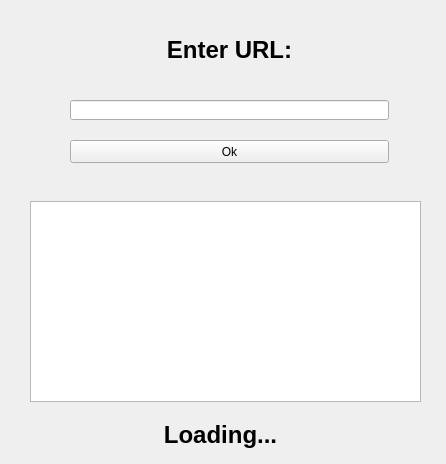
The window that ui/url_ui.ui (cra9had/task) describes before a commit, drawn with Qt 5.
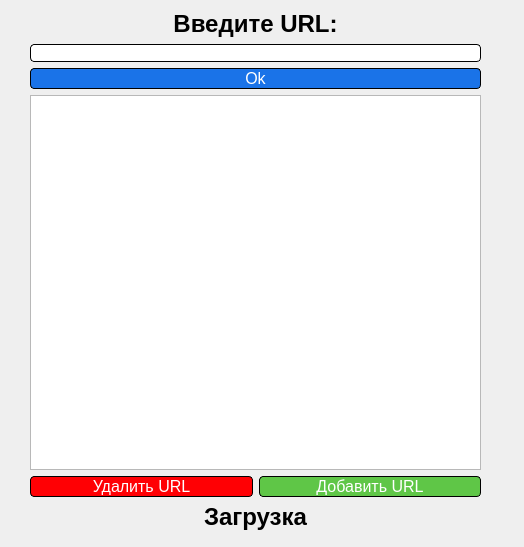
The same window after the commit.

What changed in the file:
```diff
--- a/ui/url_ui.ui
+++ b/ui/url_ui.ui
@@ -6,78 +6,151 @@
    <rect>
     <x>0</x>
     <y>0</y>
-    <width>446</width>
-    <height>464</height>
+    <width>524</width>
+    <height>547</height>
    </rect>
   </property>
+  <property name="font">
+   <font>
+    <pointsize>9</pointsize>
+   </font>
+  </property>
   <property name="windowTitle">
    <string>MainWindow</string>
   </property>
   <widget class="QWidget" name="centralwidget">
-   <widget class="QLineEdit" name="url_input">
-    <property name="geometry">
-     <rect>
-      <x>70</x>
-      <y>100</y>
-      <width>319</width>
-      <height>20</height>
-     </rect>
-    </property>
-   </widget>
-   <widget class="QPushButton" name="ok_btn">
-    <property name="geometry">
-     <rect>
-      <x>70</x>
-      <y>140</y>
-      <width>319</width>
-      <height>23</height>
-     </rect>
-    </property>
-    <property name="text">
-     <string>Ok</string>
-    </property>
-   </widget>
-   <widget class="QLabel" name="label">
-    <property name="geometry">
-     <rect>
-      <x>70</x>
-      <y>10</y>
-      <width>319</width>
-      <height>81</height>
-     </rect>
-    </property>
-    <property name="text">
-     <string>&lt;html&gt;&lt;head/&gt;&lt;body&gt;&lt;p&gt;&lt;span style=&quot; font-size:xx-large; font-weight:600;&quot;&gt;Enter URL:&lt;/span&gt;&lt;/p&gt;&lt;/body&gt;&lt;/html&gt;</string>
-    </property>
-    <property name="alignment">
-     <set>Qt::AlignCenter</set>
-    </property>
-   </widget>
-   <widget class="QListWidget" name="last_urls">
+   <widget class="QWidget" name="verticalLayoutWidget">
     <property name="geometry">
      <rect>
       <x>30</x>
-      <y>201</y>
-      <width>391</width>
-      <height>201</height>
+      <y>10</y>
+      <width>451</width>
+      <height>521</height>
      </rect>
     </property>
-   </widget>
-   <widget class="QLabel" name="loading_label">
-    <property name="geometry">
-     <rect>
-      <x>70</x>
-      <y>420</y>
-      <width>301</width>
-      <height>31</height>
-     </rect>
-    </property>
-    <property name="text">
-     <string>&lt;h1&gt;Loading...&lt;/h1&gt;</string>
-    </property>
-    <property name="alignment">
-     <set>Qt::AlignCenter</set>
-    </property>
+    <layout class="QVBoxLayout" name="verticalLayout">
+     <item>
+      <widget class="QLabel" name="label">
+       <property name="text">
+        <string>&lt;html&gt;&lt;head/&gt;&lt;body&gt;&lt;p&gt;&lt;span style=&quot; font-size:xx-large; font-weight:600;&quot;&gt;Введите URL:&lt;/span&gt;&lt;/p&gt;&lt;/body&gt;&lt;/html&gt;</string>
+       </property>
+       <property name="alignment">
+        <set>Qt::AlignCenter</set>
+       </property>
+      </widget>
+     </item>
+     <item>
+      <widget class="QLineEdit" name="url_input">
+       <property name="styleSheet">
+        <string notr="true">border-style: outset;
+border-radius: 4px;
+border: 1px solid black;</string>
+       </property>
+      </widget>
+     </item>
+     <item>
+      <widget class="QPushButton" name="ok_btn">
+       <property name="font">
+        <font>
+         <family>Tahoma</family>
+         <pointsize>12</pointsize>
+        </font>
+       </property>
+       <property name="styleSheet">
+        <string notr="true">QPushButton {
+	background-color: rgb(26,115,232);
+	color: white;
+	border-style: solid;
+	border-radius: 4px;
+	border: 1px solid black;
+}
+
+QPushButton:hover {
+	background-color: rgb(27,102,201);
+}</string>
+       </property>
+       <property name="text">
+        <string>Ok</string>
+       </property>
+      </widget>
+     </item>
+     <item>
+      <widget class="QListWidget" name="last_urls"/>
+     </item>
+     <item>
+      <layout class="QHBoxLayout" name="horizontalLayout">
+       <item>
+        <widget class="QPushButton" name="pushButton">
+         <property name="font">
+          <font>
+           <family>Tahoma</family>
+           <pointsize>12</pointsize>
+           <weight>50</weight>
+           <italic>false</italic>
+           <bold>false</bold>
+          </font>
+         </property>
+         <property name="styleSheet">
+          <string notr="true">QPushButton {
+	background-color: rgb(255, 0, 4);
+	color: white;
+	border-style: solid;
+	border-radius: 4px;
+	border: 1px solid black;
+}
+
+
+QPushButton:hover {
+	background-color: rgb(170, 0, 2);
+}</string>
+         </property>
+         <property name="text">
+          <string>Удалить URL</string>
+         </property>
+        </widget>
+       </item>
+       <item>
+        <widget class="QPushButton" name="pushButton_3">
+         <property name="font">
+          <font>
+           <family>Tahoma</family>
+           <pointsize>12</pointsize>
+           <weight>50</weight>
+           <italic>false</italic>
+           <bold>false</bold>
+          </font>
+         </property>
+         <property name="styleSheet">
+          <string notr="true">QPushButton {
+	background-color: rgb(95, 198, 71);
+	color: white;
+	border-style: solid;
+	border-radius: 4px;
+	border: 1px solid black;
+}
+
+QPushButton:hover {
+	background-color: rgb(0, 126, 21);
+}</string>
+         </property>
+         <property name="text">
+          <string>Добавить URL</string>
+         </property>
+        </widget>
+       </item>
+      </layout>
+     </item>
+     <item>
+      <widget class="QLabel" name="loading_label">
+       <property name="text">
+        <string>&lt;html&gt;&lt;head/&gt;&lt;body&gt;&lt;p&gt;&lt;span style=&quot; font-size:xx-large; font-weight:600;&quot;&gt;Загрузка&lt;/span&gt;&lt;/p&gt;&lt;/body&gt;&lt;/html&gt;</string>
+       </property>
+       <property name="alignment">
+        <set>Qt::AlignCenter</set>
+       </property>
+      </widget>
+     </item>
+    </layout>
    </widget>
   </widget>
  </widget>
```
